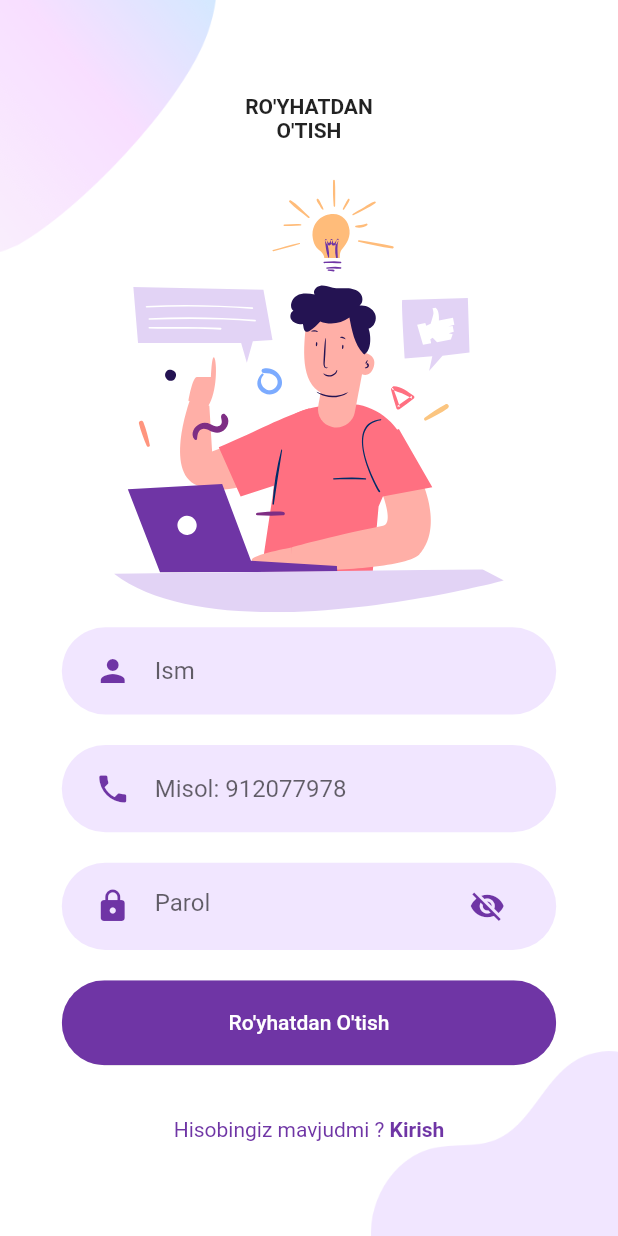
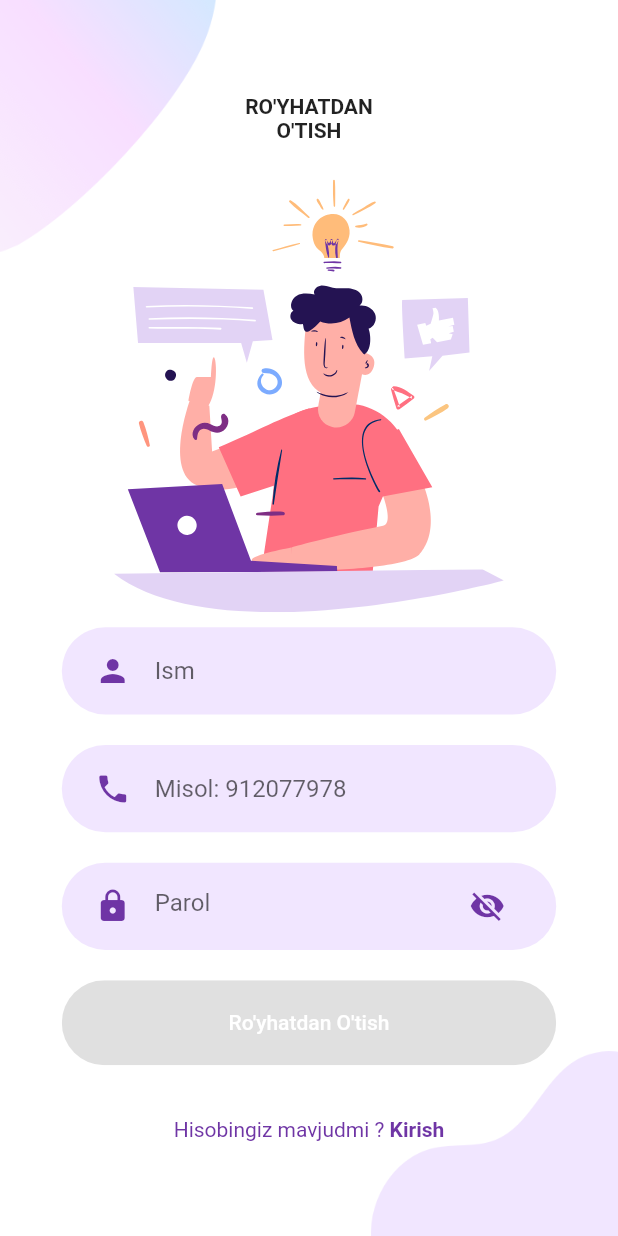
Before and after one commit to Cash-App-Uz/Cash-App-Uz, a Flutter app: the SignUpScreen screen opened directly, on a phone screen of 412 x 824 dp. Run offline on Flutter 3.47's test engine with Material 2 defaults, Android fonts, the phone set to English and light mode, and no system bars; our stand-ins replace bottom_navy_bar, cloud_firestore, firebase_auth, firebase_core, flutter_spinkit, flutter_svg and 1 more; accounts and stored records are empty.

Commit message:
Onpressed sozladim

```diff
--- a/lib/Screens/Signup/components/body.dart
+++ b/lib/Screens/Signup/components/body.dart
@@ -64,15 +64,19 @@ class _BodyState extends State<Body> {
                   ),
                   RoundedButton(
                     text: "Ro'yhatdan O'tish",
-                    press: () async {
+                    press: phone?.length == 9
+                        ? () async {
                             await FirebaseAuth.instance.verifyPhoneNumber(
                                 phoneNumber: "+998$phone",
-                          verificationCompleted: (PhoneAuthCredential e) {},
-                          verificationFailed: (FirebaseAuthException e) {},
+                                verificationCompleted:
+                                    (PhoneAuthCredential e) {},
+                                verificationFailed:
+                                    (FirebaseAuthException e) {},
                                 codeSent: (verificationId, resendToken) {
                                   _verificationId = verificationId;
                                 },
-                          codeAutoRetrievalTimeout: (String verificationId) {});
+                                codeAutoRetrievalTimeout:
+                                    (String verificationId) {});
                             if (tekshir) {
                               setState(() {
                                 tekshir = false;
@@ -82,7 +86,8 @@ class _BodyState extends State<Body> {
                                 tekshir = true;
                               });
                             }
-                    },
+                          }
+                        : null,
                   ),
                   SizedBox(height: size.height * 0.03),
                   AlreadyHaveAnAccountCheck(
--- a/lib/components/rounded_button.dart
+++ b/lib/components/rounded_button.dart
@@ -3,7 +3,7 @@ import 'package:cash_app/constants/size_config.dart';
 
 class RoundedButton extends StatelessWidget {
   final String text;
-  final void Function() press;
+  final void Function()? press;
   final Color color, textColor;
   const RoundedButton({
     Key? key,
```
Lines whose indentation alone changed are shown as unchanged.
